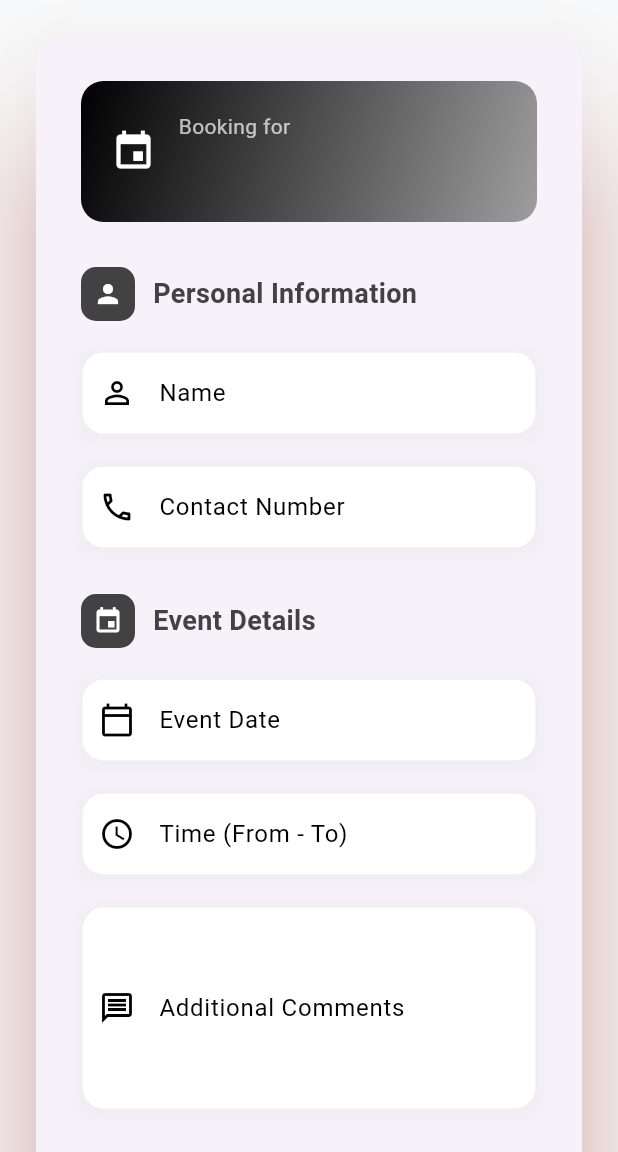
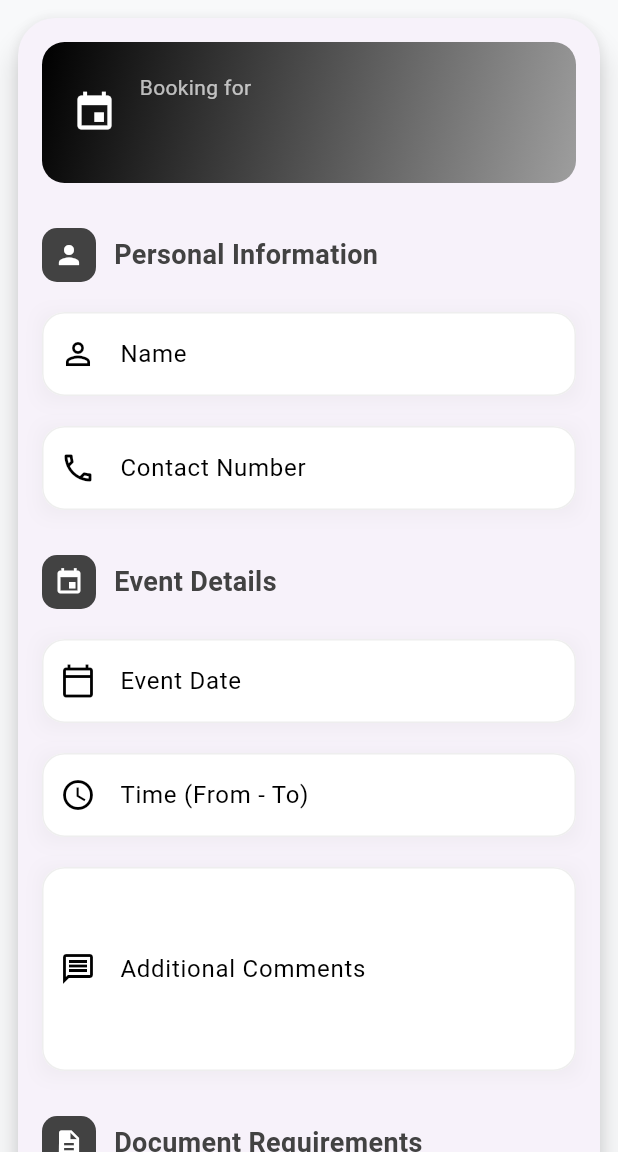
Before and after one commit to 1Karuz/reservation_app, a Flutter app: the ReservationPage screen opened directly with empty values, on a phone screen of 412 x 824 dp, the part 84-1236 px from its top. Run offline on Flutter 3.47's test engine with Material 3 defaults, Android fonts, the phone set to English and light mode, and no system bars; our stand-ins replace cloud_firestore, firebase_auth, firebase_core, image_picker, permission_handler, shared_preferences and 1 more; accounts and stored records are empty.

Commit message:
reduce reservation page container padding

```diff
--- a/lib/pages/reservation_page.dart
+++ b/lib/pages/reservation_page.dart
@@ -90,18 +90,18 @@ class _ReservationPageState extends State<ReservationPage> {
         ),
       ),
       body: SingleChildScrollView(
-        padding: const EdgeInsets.all(20),
-        child: Center(
-          child: Container(
-            constraints: const BoxConstraints(maxWidth: 600),
+        // Reduced padding from 20 to 8 for minimal side padding
+        padding: const EdgeInsets.only(left: 8, right: 8, top: 8, bottom: 20),
         child: Card(
-              elevation: 40,
-              shadowColor: Colors.red,
+          elevation: 8,
+          shadowColor: Colors.black,
           shape: RoundedRectangleBorder(
-                borderRadius: BorderRadius.circular(20),
+            borderRadius: BorderRadius.circular(25),
           ),
+          // Removed the Center widget and maxWidth constraint that was limiting width
           child: Padding(
-                padding: const EdgeInsets.all(30),
+            // Reduced padding from 30 to 16 inside the card
+            padding: const EdgeInsets.all(16),
             child: Form(
               key: _formKey,
               child: Column(
@@ -198,8 +198,7 @@ class _ReservationPageState extends State<ReservationPage> {
                   ],
 
                   // Submit Button
-                      Center(
-                        child: Container(
+                  Container(
                     width: double.infinity,
                     height: 55,
                     decoration: BoxDecoration(
@@ -228,10 +227,7 @@ class _ReservationPageState extends State<ReservationPage> {
                             ),
                     ),
                   ),
-                      ),
                 ],
-                  ),
-                ),
               ),
             ),
           ),
```
Lines whose indentation alone changed are shown as unchanged.
